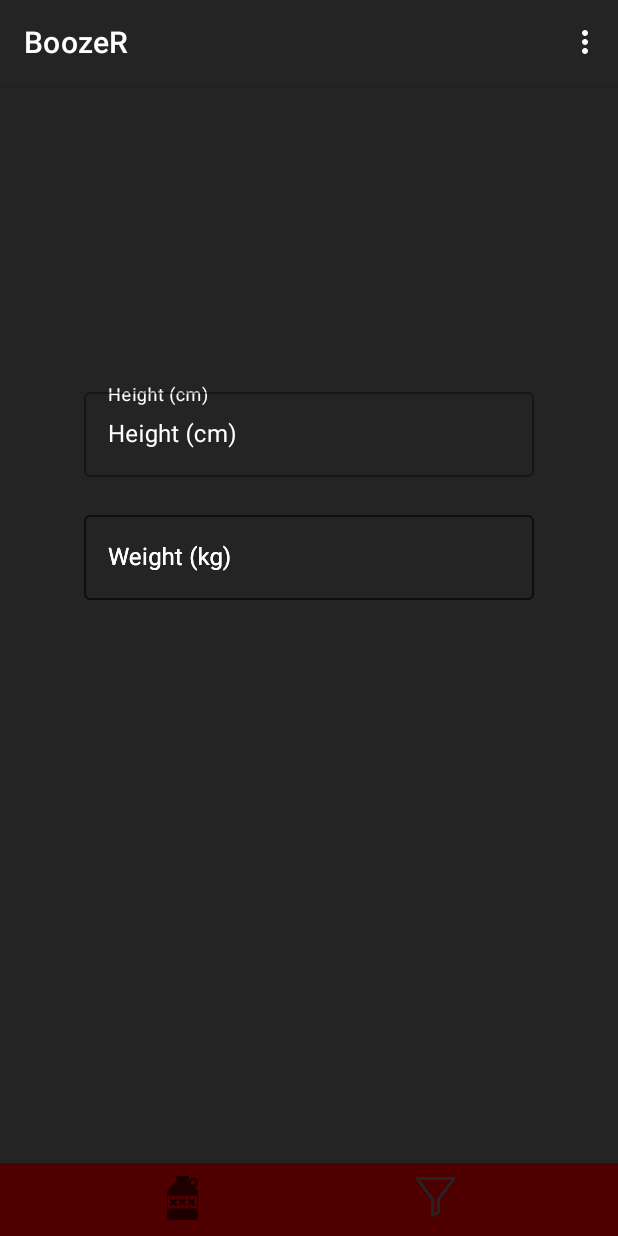
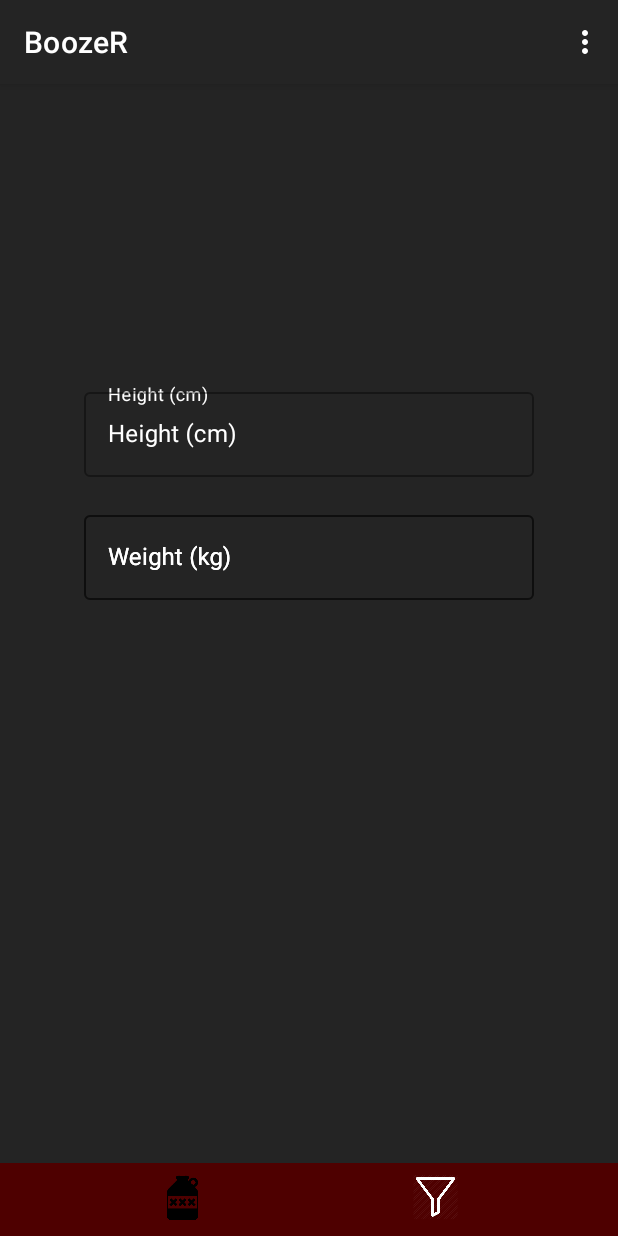
Before and after one commit to rafaelaragon/boozeR, an Android app: the fragment CalculatorFragment placed in its activity, item 2 of the bottom bar chosen, on a phone screen of 412 x 824 dp. Run offline under Robolectric (Android 15) with nearby library versions, the phone set to English and light mode, and no system bars; our stand-ins replace Firebase (no records; nobody signed in at launch, a user with empty details on screens opened directly), Picasso; pictures from the network do not load.

Commit message:
Upgraded styles

```diff
--- a/app/src/main/java/com/rar/boozer/Actividades/MainActivity.java
+++ b/app/src/main/java/com/rar/boozer/Actividades/MainActivity.java
@@ -35,7 +35,6 @@ public class MainActivity extends AppCompatActivity {
         super.onCreate(savedInstanceState);
         setContentView(R.layout.activity_main);
 
-        //correo = findViewById(R.id.userMail); TODO añadir a Perfil
         bnv = findViewById(R.id.bottom_menu);
 
         fbauth = FirebaseAuth.getInstance();
@@ -69,7 +68,6 @@ public class MainActivity extends AppCompatActivity {
     public boolean onCreateOptionsMenu(Menu menu) {
         MenuInflater inflater = getMenuInflater();
         inflater.inflate(R.menu.menu_principal, menu);
-
         return true;
     }
 
@@ -82,18 +80,15 @@ public class MainActivity extends AppCompatActivity {
                 Intent intentProfile = new Intent(MainActivity.this, ProfileActivity.class);
                 intentProfile.putExtras(bundle);
                 startActivity(intentProfile);
-
                 return true;
 
             case R.id.mnuLogout:
 
                 fbauth.signOut();
-
                 setResult(0);
                 Intent intentLogout = new Intent(MainActivity.this, IndexActivity.class);
                 startActivity(intentLogout);
                 finish();
-
                 return true;
         }
 
--- a/app/src/main/java/com/rar/boozer/Adaptadores/DrinksAdapter.java
+++ b/app/src/main/java/com/rar/boozer/Adaptadores/DrinksAdapter.java
@@ -85,7 +85,7 @@ public class DrinksAdapter extends RecyclerView.Adapter<DrinksAdapter.listaHolde
             // mostramos la imagen de la bebida     item.getImagen() TODO
             Picasso.get()
                     .load(item.getImagen())
-                    .resize(300, 444)
+                    .resize(400, 500)
                     .into(poster);
 
         }
--- a/app/src/main/java/com/rar/boozer/Fragmentos/CatalogueFragment.java
+++ b/app/src/main/java/com/rar/boozer/Fragmentos/CatalogueFragment.java
@@ -29,10 +29,6 @@ public class CatalogueFragment extends Fragment {
 
     private RecyclerView recyclerView;
 
-    public CatalogueFragment() {
-
-    }
-
     @Override
     public View onCreateView(LayoutInflater inflater, ViewGroup container,
                              Bundle savedInstanceState) {
@@ -42,10 +38,10 @@ public class CatalogueFragment extends Fragment {
 
        DrinksAdapter adaptador = new DrinksAdapter(getActivity());
 
-       //recyclerView.setLayoutManager();
         bebidas = new ArrayList<Bebida>();
-        bebidas.add(new Bebida("pipo", "piiiiiipo", (float) 4.0, (float) 2.5, "wiowwio", "https://upload.wikimedia.org/wikipedia/commons/thumb/c/c6/WEEE_Man%2C_Eden_Project_-_geograph.org.uk_-_785381.jpg/220px-WEEE_Man%2C_Eden_Project_-_geograph.org.uk_-_785381.jpg"));
-
+        Bebida obligatoria = new Bebida("Lista de bebidas", "piiiiiipo", (float) 4.0, (float) 2.5, "wiowwio", "https://dqzrr9k4bjpzk.cloudfront.net/images/18481071/1171871437.jpg");
+        bebidas.add(obligatoria);
+        Log.i("mfirebase", "Id de la imborrable: " + bebidas.indexOf(obligatoria));
         FirebaseDatabase fbdb = FirebaseDatabase.getInstance();
         final DatabaseReference dbref = fbdb.getReference("bebidas/");
         dbref.addValueEventListener(new ValueEventListener() {
@@ -67,7 +63,6 @@ public class CatalogueFragment extends Fragment {
 
             }
         });
-        Log.i("mfirebase", "Objeto: " + bebidas);
 
         adaptador.SetLista(bebidas);
         recyclerView.setLayoutManager(new LinearLayoutManager(getActivity()));
@@ -76,4 +71,5 @@ public class CatalogueFragment extends Fragment {
 
         return vista;
     }
+
 }
--- a/app/src/main/res/layout/activity_main.xml
+++ b/app/src/main/res/layout/activity_main.xml
@@ -25,6 +25,7 @@
         android:forceDarkAllowed="false"
         android:translationY="7dp"
         app:itemIconSize="30sp"
+        app:itemIconTint="@layout/bottom_navigation_selector"
         app:layout_constraintBottom_toBottomOf="parent"
         app:layout_constraintEnd_toEndOf="parent"
         app:layout_constraintStart_toStartOf="parent"
--- a/app/src/main/res/layout/item_layout.xml
+++ b/app/src/main/res/layout/item_layout.xml
@@ -11,7 +11,7 @@
 
         <ImageView
             android:id="@+id/itemImage"
-            android:layout_width="180dp"
+            android:layout_width="190dp"
             android:layout_height="210dp"
             android:layout_gravity="center"
             android:layout_marginBottom="30dp"
--- a/app/src/main/res/values/colors.xml
+++ b/app/src/main/res/values/colors.xml
@@ -6,6 +6,7 @@
     <color name="darkBackground">#3F3F3F</color>
     <color name="darkNavBar">#242424</color>
     <color name="white">#FFFFFF</color>
+    <color name="black">#000000</color>
 
 
 </resources>
```
Also changed, not shown: app/src/main/res/layout/bottom_navigation_selector.xml (added, +7 -0 lines).
